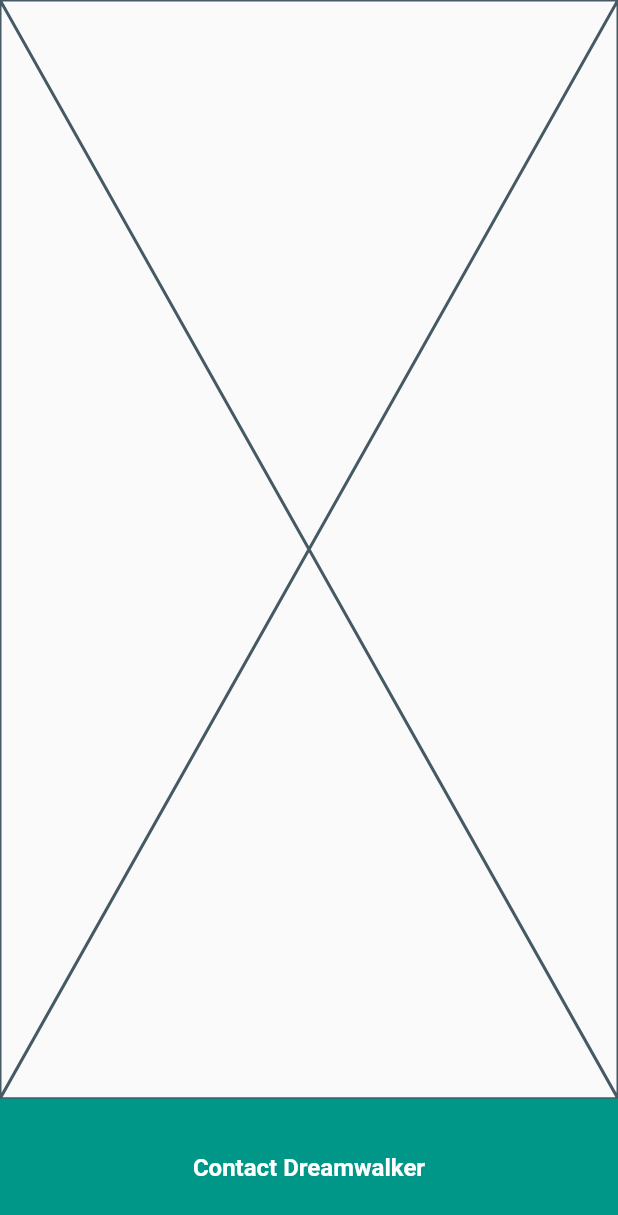
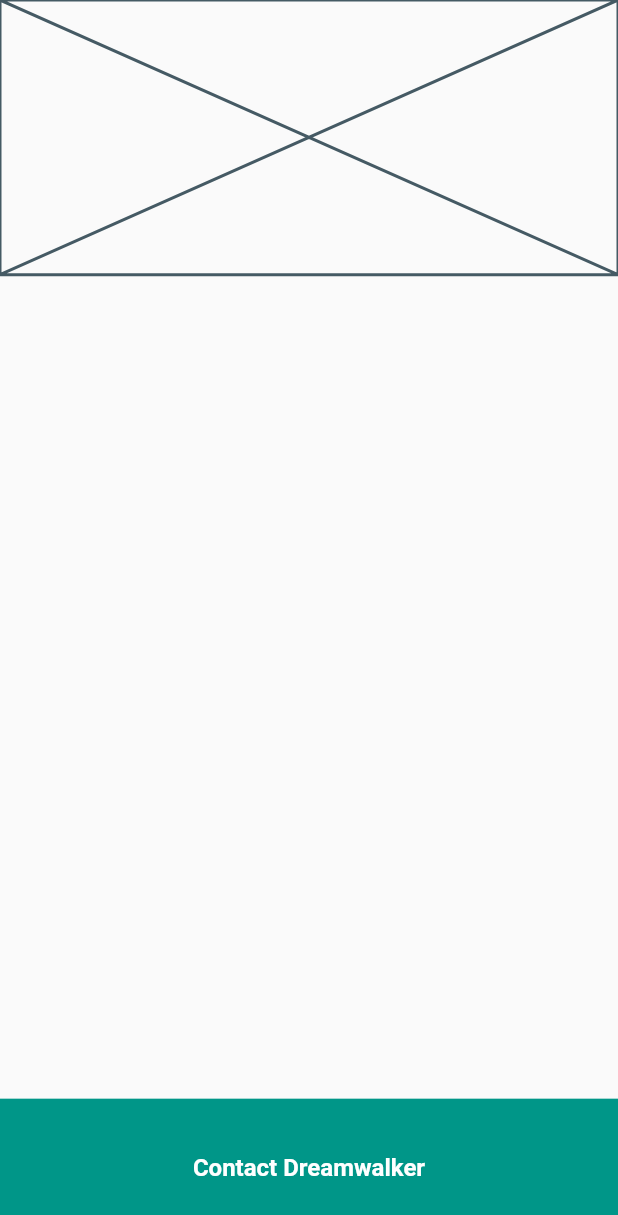
Before and after one commit to JAICHANGPARK/flutter_notebook_the_third_story, a Flutter app: the screen it shows after launch, on a phone screen of 412 x 824 dp. Shown: the top 1215 px of the screen. Run offline on Flutter 3.47's test engine with Material 2 defaults, Android fonts, the phone set to English and light mode, and no system bars; our stand-ins replace badges, dotted_border, fl_chart, google_fonts, page_transition, percent_indicator.

Commit message:
Update main_page.dart

```diff
--- a/lib/user_profile/main_page.dart
+++ b/lib/user_profile/main_page.dart
@@ -13,7 +13,20 @@ class _MainPageState extends State<MainPage> {
         children: <Widget>[
           Expanded(
             flex: 8,
-            child: Placeholder(),
+            child: Stack(
+              children: <Widget>[
+                Positioned(
+                  left: 0,
+                  right: 0,
+                  top: 0,
+                  child: Container(
+                    height: MediaQuery.of(context).size.height / 4.5,
+                    child: Placeholder(),
+                  ),
+                )
+
+              ],
+            ),
           ),
           Expanded(
             flex: 1,
```
